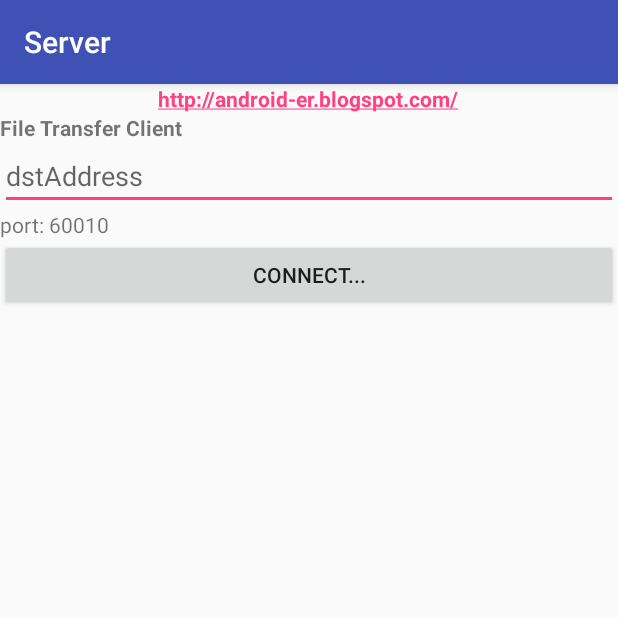
After one commit to NonlinearFruit/flotsam, an Android app: the ServerActivity screen opened directly, with no data from a screen before it, on a phone screen of 412 x 824 dp, the top half of it. The commit adds this screen. Run offline under Robolectric (Android 15) with nearby library versions, the phone set to English and light mode, and no system bars.

Commit message:
successful data send!

```diff
--- a/Retrospector-Android/app/src/main/AndroidManifest.xml
+++ b/Retrospector-Android/app/src/main/AndroidManifest.xml
@@ -2,6 +2,7 @@
 <manifest xmlns:android="http://schemas.android.com/apk/res/android"
     package="com.nonlinear.fruit.retrospector">
 
+    <uses-permission android:name="android.permission.INTERNET"/>
     <application
         android:allowBackup="true"
         android:icon="@mipmap/ic_launcher"
@@ -21,6 +22,8 @@
             android:label="Media"></activity>
         <activity android:name=".review.ReviewActivity"
             android:label="Review"></activity>
+        <activity android:name=".server.ServerActivity"
+            android:label="Server"></activity>
     </application>
 
 </manifest>
--- a/Retrospector-Android/app/src/main/java/com/nonlinear/fruit/retrospector/search/SearchActivity.java
+++ b/Retrospector-Android/app/src/main/java/com/nonlinear/fruit/retrospector/search/SearchActivity.java
@@ -18,6 +18,7 @@ import com.nonlinear.fruit.retrospector.media.MediaActivity;
 import com.nonlinear.fruit.retrospector.model.Media;
 import com.nonlinear.fruit.retrospector.model.RetroDbHelper;
 import com.nonlinear.fruit.retrospector.review.ReviewActivity;
+import com.nonlinear.fruit.retrospector.server.ServerActivity;
 import com.nonlinear.fruit.retrospector.util.SampleData;
 
 // http://www.java2s.com/Code/Android/2D-Graphics/ShowsalistthatcanbefilteredinplacewithaSearchViewinnoniconifiedmode.htm
@@ -73,9 +74,8 @@ public class SearchActivity extends AppCompatActivity implements SearchView.OnQu
         btnFake.setOnClickListener(new View.OnClickListener() {
             @Override
             public void onClick(View view) {
-                addSampleData();
-                mListView.setAdapter(mAdapter = new MediaAdapter(myDb.getAllMedia(),SearchActivity.this));
-                mListView.deferNotifyDataSetChanged();
+                Intent toServerWeGo = new Intent(SearchActivity.this, ServerActivity.class);
+                view.getContext().startActivity(toServerWeGo);
             }
         });
 
--- /dev/null
+++ b/Retrospector-Android/app/src/main/java/com/nonlinear/fruit/retrospector/server/ServerActivity.java
@@ -0,0 +1,47 @@
+package com.nonlinear.fruit.retrospector.server;
+
+import android.os.Bundle;
+import android.support.v7.app.AppCompatActivity;
+import android.view.View;
+import android.widget.Button;
+import android.widget.EditText;
+import android.widget.TextView;
+import android.widget.Toast;
+
+import com.nonlinear.fruit.retrospector.R;
+import com.nonlinear.fruit.retrospector.model.RetroDbHelper;
+
+/**
+ * Created by nonfrt on 10/5/17.
+ */
+
+public class ServerActivity extends AppCompatActivity {
+
+    private RetroDbHelper dbHelper;
+
+    private EditText editTextAddress;
+    private Button buttonConnect;
+    private TextView textPort;
+
+    @Override
+    protected void onCreate(Bundle savedInstanceState) {
+        super.onCreate(savedInstanceState);
+        setContentView(R.layout.activity_server);
+
+        dbHelper = RetroDbHelper.getInstance(this);
+
+        editTextAddress = (EditText) findViewById(R.id.address);
+        textPort = (TextView) findViewById(R.id.port);
+        textPort.setText("port: " + XmlService.port);
+        buttonConnect = (Button) findViewById(R.id.connect);
+
+        buttonConnect.setOnClickListener(new View.OnClickListener(){
+
+            @Override
+            public void onClick(View v) {
+                dbHelper.clear();
+                XmlService.recieveDocument(editTextAddress.getText().toString(),dbHelper);
+            }});
+
+    }
+}
--- a/Retrospector-Android/app/src/main/res/layout/activity_search.xml
+++ b/Retrospector-Android/app/src/main/res/layout/activity_search.xml
@@ -19,7 +19,7 @@
         android:id="@+id/btn_fake"
         android:layout_width="match_parent"
         android:layout_height="wrap_content"
-        android:text="Fake Data" />
+        android:text="Connect Server" />
 
     <Button
         android:id="@+id/btn_delete"
--- /dev/null
+++ b/Retrospector-Android/app/src/main/res/layout/activity_server.xml
@@ -0,0 +1,40 @@
+<?xml version="1.0" encoding="utf-8"?>
+<LinearLayout xmlns:android="http://schemas.android.com/apk/res/android"
+    xmlns:tools="http://schemas.android.com/tools"
+    android:layout_width="match_parent"
+    android:layout_height="match_parent"
+    android:orientation="vertical"
+    tools:context="com.nonlinear.fruit.retrospector.server.ServerActivity" >
+
+    <TextView
+        android:layout_width="wrap_content"
+        android:layout_height="wrap_content"
+        android:layout_gravity="center_horizontal"
+        android:autoLink="web"
+        android:text="http://android-er.blogspot.com/"
+        android:textStyle="bold" />
+
+    <TextView
+        android:layout_width="match_parent"
+        android:layout_height="wrap_content"
+        android:text="File Transfer Client"
+        android:textStyle="bold" />
+
+    <EditText
+        android:id="@+id/address"
+        android:layout_width="match_parent"
+        android:layout_height="wrap_content"
+        android:hint="dstAddress" />
+
+    <TextView
+        android:id="@+id/port"
+        android:layout_width="match_parent"
+        android:layout_height="wrap_content" />
+
+    <Button
+        android:id="@+id/connect"
+        android:layout_width="match_parent"
+        android:layout_height="wrap_content"
+        android:text="Connect..." />
+
+</LinearLayout>
```
Also changed, not shown: Retrospector-Android/app/src/main/java/com/nonlinear/fruit/retrospector/server/XmlService.java (added, +354 -0 lines), 8 other files.
